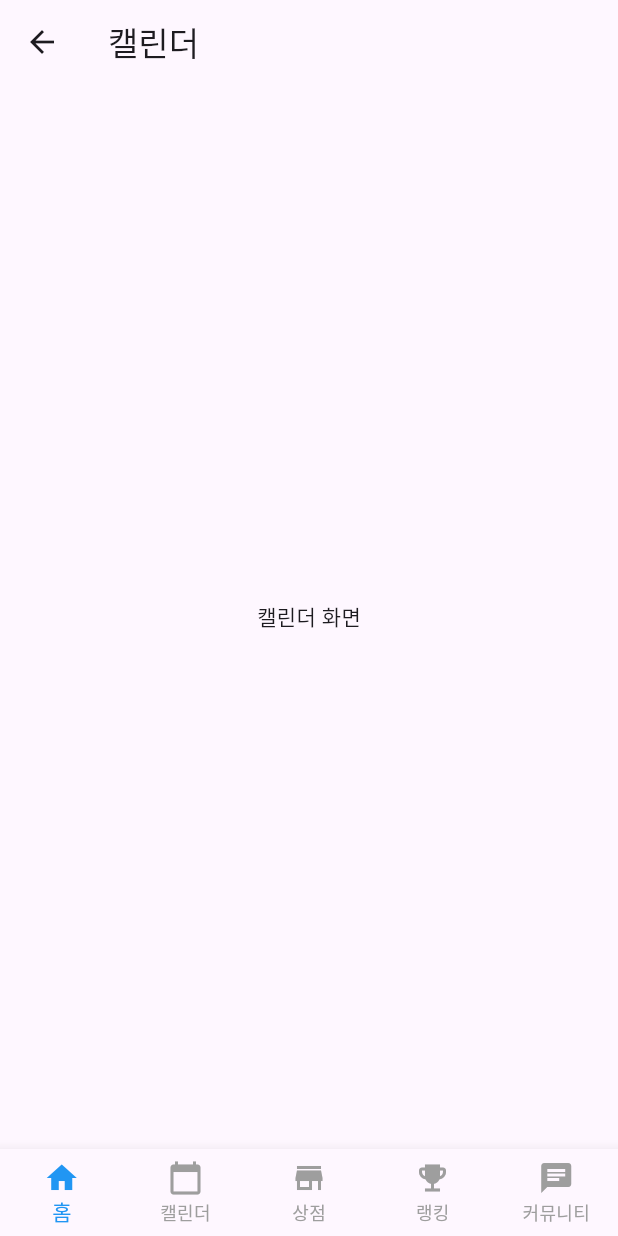
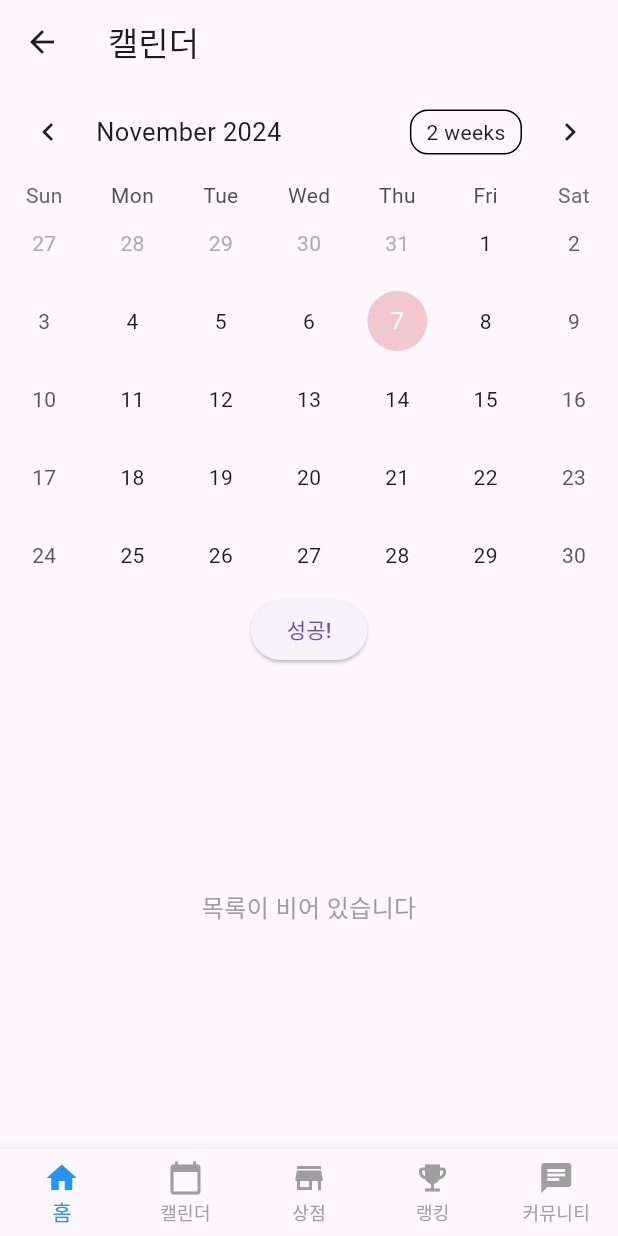
Before and after one commit to MobileProgrammingggggggg/everydaychallenge, a Flutter app: the screen it shows after launch, item 2 of the bottom bar chosen, on a phone screen of 412 x 824 dp. Run offline on Flutter 3.47's test engine with Material 3 defaults, Android fonts, the phone set to English and light mode, and no system bars; drawn by our look-alikes of table_calendar; our stand-ins replace confetti, font_awesome_flutter.

Commit message:
캘린더 창 추가

```diff
--- a/lib/calendar_screen.dart
+++ b/lib/calendar_screen.dart
@@ -1,13 +1,141 @@
+import 'package:test_flutter/themes/colors.dart';
+import 'CustomBottomNavigationBar.dart';
 import 'package:flutter/material.dart';
-import 'CustomBottomNavigationBar.dart';
+import 'package:table_calendar/table_calendar.dart';
 
-class CalendarScreen extends StatelessWidget {
+class CalendarScreen extends StatefulWidget {
+  @override
+  _CalendarScreenState createState() => _CalendarScreenState();
+}
+
+class _CalendarScreenState extends State<CalendarScreen> {
+  // 캘린더의 현재 날짜
+  late DateTime _selectedDay;
+  late DateTime _focusedDay;
+
+  // 성공한 날짜 목록
+  Set<DateTime> _completedDays = {};
+
+  @override
+  void initState() {
+    super.initState();
+    _selectedDay = DateTime.now();
+    _focusedDay = DateTime.now();
+  }
+
+  // 성공한 날을 추가하는 함수
+  void _markSuccess(DateTime day) {
+    setState(() {
+      // 이미 성공한 날이 아니면 추가
+      if (!_completedDays.contains(day)) {
+        _completedDays.add(day);
+      }
+    });
+  }
+
+  // 동그라미 표시를 위한 함수
+  bool _isSuccess(DateTime day) {
+    // 성공한 날인지 확인 (시간까지 정확하게 비교하지 않도록 DateTime의 연, 월, 일을 비교)
+    return _completedDays.any((completedDay) =>
+    completedDay.year == day.year &&
+        completedDay.month == day.month &&
+        completedDay.day == day.day);
+  }
+
   @override
   Widget build(BuildContext context) {
     return Scaffold(
-      appBar: AppBar(title: Text("캘린더")),
-      body: Center(child: Text("캘린더 화면")),
+      appBar: AppBar(
+        title: Text('캘린더'),
+      ),
+      body: Column(
+        children: [
+          TableCalendar(
+            firstDay: DateTime.utc(2020, 1, 1),
+            lastDay: DateTime.utc(2025, 12, 31),
+            focusedDay: _focusedDay,
+            selectedDayPredicate: (day) => isSameDay(_selectedDay, day),
+            onDaySelected: (selectedDay, focusedDay) {
+              setState(() {
+                _selectedDay = selectedDay;
+                _focusedDay = focusedDay;
+              });
+            },
+            calendarBuilders: CalendarBuilders(
+              // 날짜를 중복해서 표시하지 않음
+              markerBuilder: (context, day, focusedDay) {
+                bool isSuccess = _isSuccess(day);
+                return isSuccess
+                    ? Positioned(
+                  top: 6, // 동그라미를 조금 위로 올리기 위해 `top` 값을 조정
+                  left: 0,
+                  right: 0,
+                  child: Container(
+                    alignment: Alignment.center,
+                    decoration: BoxDecoration(
+                      shape: BoxShape.circle,
+                      color: AppColors.brightPink.withOpacity(0.5),
+                    ),
+                    width: 40, // 동그라미 크기
+                    height: 40, // 동그라미 크기
+                  ),
+                )
+                    : SizedBox.shrink(); // 성공한 날짜가 아니면 마커를 표시하지 않음
+              },
+            ),
+            calendarStyle: CalendarStyle(
+              // 기본 날짜 셀 스타일 설정
+              defaultDecoration: BoxDecoration(
+                shape: BoxShape.circle,
+                color: Colors.transparent,
+              ),
+              weekendDecoration: BoxDecoration(
+                shape: BoxShape.circle,
+                color: Colors.transparent,
+              ),
+              todayDecoration: BoxDecoration(
+                shape: BoxShape.circle,
+                color: Colors.blue.shade100.withOpacity(0.7),
+              ),
+              selectedDecoration: BoxDecoration(
+                shape: BoxShape.circle,
+                color: AppColors.brightPink.withOpacity(0.5), // 선택된 날짜 색상
+              ),
+              outsideDecoration: BoxDecoration(
+                shape: BoxShape.circle,
+                color: Colors.transparent,
+              ),
+            ),
+          ),
+          ElevatedButton(
+            onPressed: () => _markSuccess(_selectedDay), // 선택한 날짜를 성공한 날로 마크
+            child: Text('성공!'),
+          ),
+          Expanded(
+            child:_completedDays.isEmpty
+                ? Center(
+              child: Text(
+                '목록이 비어 있습니다',  // 비어있을 때 표시할 메시지
+                style: TextStyle(fontSize: 16, color: Colors.grey),
+                ),
+            )
+            : ListView.builder(
+              itemCount: _completedDays.length,
+              itemBuilder: (context, index) {
+                DateTime completedDay = _completedDays.elementAt(index);
+                String formattedDate = '${completedDay.year}-${completedDay.month}-${completedDay.day}';
+                return ListTile(
+                  title: Text('$formattedDate'),
+                  subtitle: Text('챌린지 내용'),
+                  leading: Icon(Icons.check_circle, color: AppColors.aquaBlue),
+                );
+              },
+            ),
+          ),
+        ],
+      ),
       bottomNavigationBar: CustomBottomNavigationBar(),
     );
+
   }
 }
--- a/lib/ranking_screen.dart
+++ b/lib/ranking_screen.dart
@@ -11,7 +11,6 @@ class RankingScreen extends StatelessWidget {
   @override
   Widget build(BuildContext context) {
     return Scaffold(
-      backgroundColor: Colors.white,
       appBar: AppBar(
         elevation: 0,
         title: Text(
--- a/pubspec.yaml
+++ b/pubspec.yaml
@@ -43,6 +43,7 @@ dependencies:
 dev_dependencies:
   flutter_test:
     sdk: flutter
+  table_calendar: ^3.0.0
 
   # The "flutter_lints" package below contains a set of recommended lints to
   # encourage good coding practices. The lint set provided by the package is
```
Also changed, not shown: pubspec.lock.
